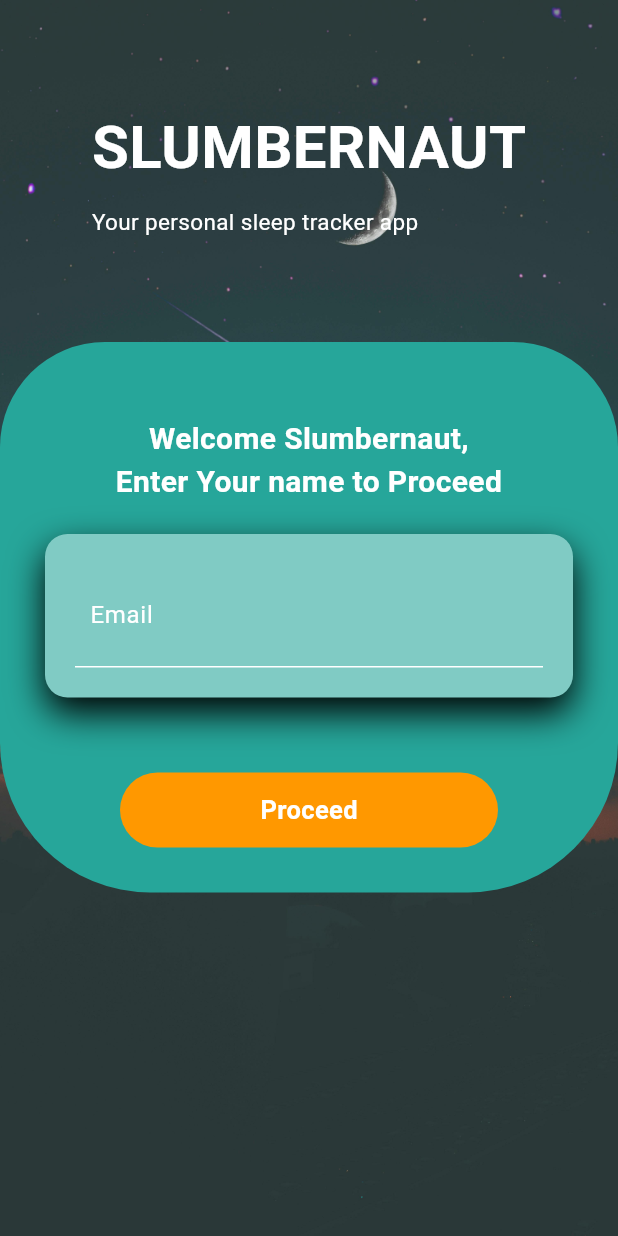
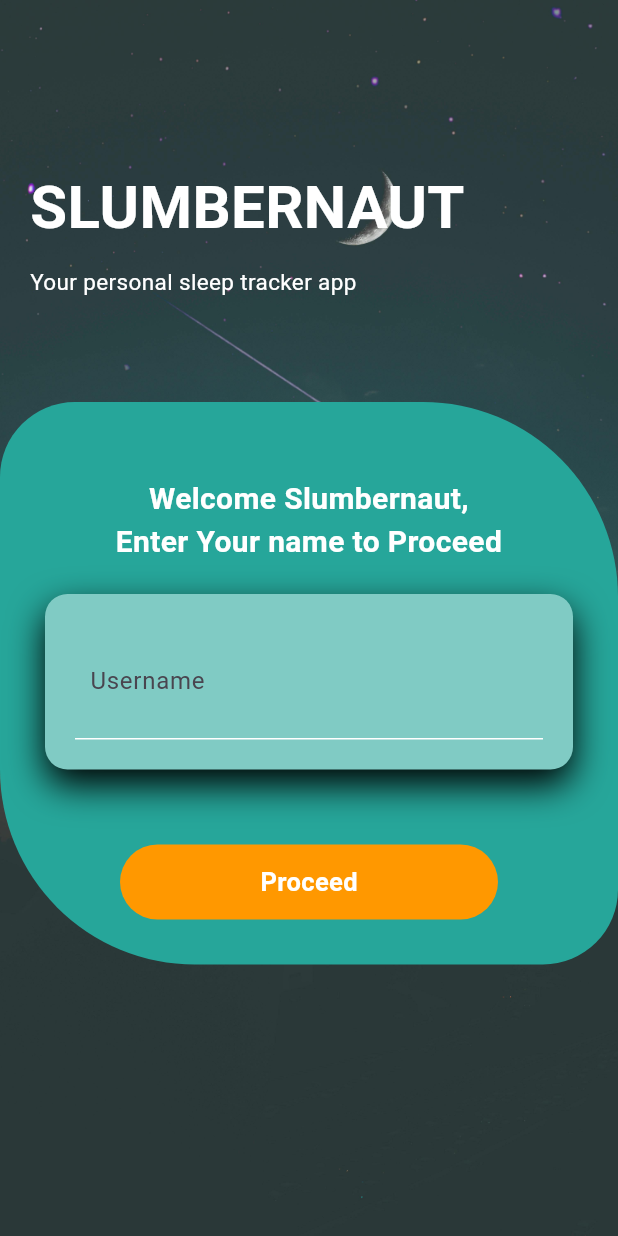
Before and after one commit to lxmwaniky/slumbernaut, a Flutter app: the screen it shows after launch, on a phone screen of 412 x 824 dp. Run offline on Flutter 3.47's test engine with Material 3 defaults, Android fonts, the phone set to English and light mode, and no system bars; our stand-ins replace animate_do, firebase_core, google_fonts; accounts and stored records are empty.

Commit message:
Update container widget and input field label in welcome_page.dart

```diff
--- a/lib/pages/welcome_page.dart
+++ b/lib/pages/welcome_page.dart
@@ -26,9 +26,10 @@ class WelcomePage extends StatelessWidget {
               duration: Duration(milliseconds: 1000),
               child: Column(
                 mainAxisAlignment: MainAxisAlignment.center,
+                crossAxisAlignment: CrossAxisAlignment.start,
                 children: [
                   SizedBox(
-                    height: 50,
+                    height: 90,
                   ),
                   Padding(
                     padding: EdgeInsets.all(20),
@@ -66,10 +67,10 @@ class WelcomePage extends StatelessWidget {
                     decoration: BoxDecoration(
                       color: Colors.teal[400],
                       borderRadius: BorderRadius.only(
-                        topLeft: Radius.circular(70),
-                        topRight: Radius.circular(70),
-                        bottomLeft: Radius.circular(100),
-                        bottomRight: Radius.circular(100),
+                        topLeft: Radius.circular(50),
+                        topRight: Radius.circular(130),
+                        bottomLeft: Radius.circular(130),
+                        bottomRight: Radius.circular(50),
                       ),
                     ),
                     child: Padding(
@@ -114,8 +115,8 @@ class WelcomePage extends StatelessWidget {
                                   ),
                                   child: TextField(
                                     decoration: InputDecoration(
-                                      hintText: 'Email',
-                                      hintStyle: TextStyle(color: Colors.white),
+                                      label: Text('Username'),
+                                      hintText: 'Enter your name',
                                       border: InputBorder.none,
                                     ),
                                   ),
```
